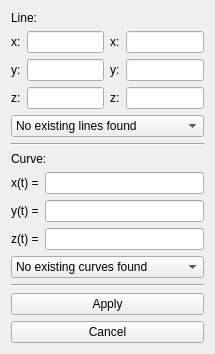
DenDen039/surface-view, file package/ui/Widgets/ui/CreateRotationFigureWidget.ui: the form before one commit.
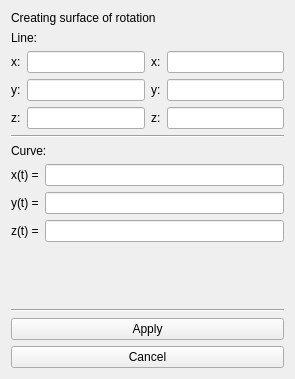
The form after the commit.

Commit message: Added type of object label on object creation

```diff
--- a/package/ui/Widgets/ui/CreateRotationFigureWidget.ui
+++ b/package/ui/Widgets/ui/CreateRotationFigureWidget.ui
@@ -6,14 +6,21 @@
    <rect>
     <x>0</x>
     <y>0</y>
-    <width>215</width>
-    <height>354</height>
+    <width>295</width>
+    <height>379</height>
    </rect>
   </property>
   <property name="windowTitle">
    <string>Form</string>
   </property>
   <layout class="QVBoxLayout" name="verticalLayout">
+   <item>
+    <widget class="QLabel" name="label_12">
+     <property name="text">
+      <string>Creating surface of rotation</string>
+     </property>
+    </widget>
+   </item>
    <item>
     <widget class="QLabel" name="label_10">
      <property name="text">
@@ -117,15 +124,6 @@
      </item>
     </layout>
    </item>
-   <item>
-    <widget class="QComboBox" name="selectLineBox">
-     <item>
-      <property name="text">
-       <string>No existing lines found</string>
-      </property>
-     </item>
-    </widget>
-   </item>
    <item>
     <widget class="Line" name="line_2">
      <property name="orientation">
@@ -191,13 +189,17 @@
     </layout>
    </item>
    <item>
-    <widget class="QComboBox" name="selectCurveBox">
-     <item>
-      <property name="text">
-       <string>No existing curves found</string>
-      </property>
-     </item>
-    </widget>
+    <spacer name="verticalSpacer">
+     <property name="orientation">
+      <enum>Qt::Vertical</enum>
+     </property>
+     <property name="sizeHint" stdset="0">
+      <size>
+       <width>20</width>
+       <height>40</height>
+      </size>
+     </property>
+    </spacer>
    </item>
    <item>
     <widget class="Line" name="line">
```
The commit also changes 19 other files.
